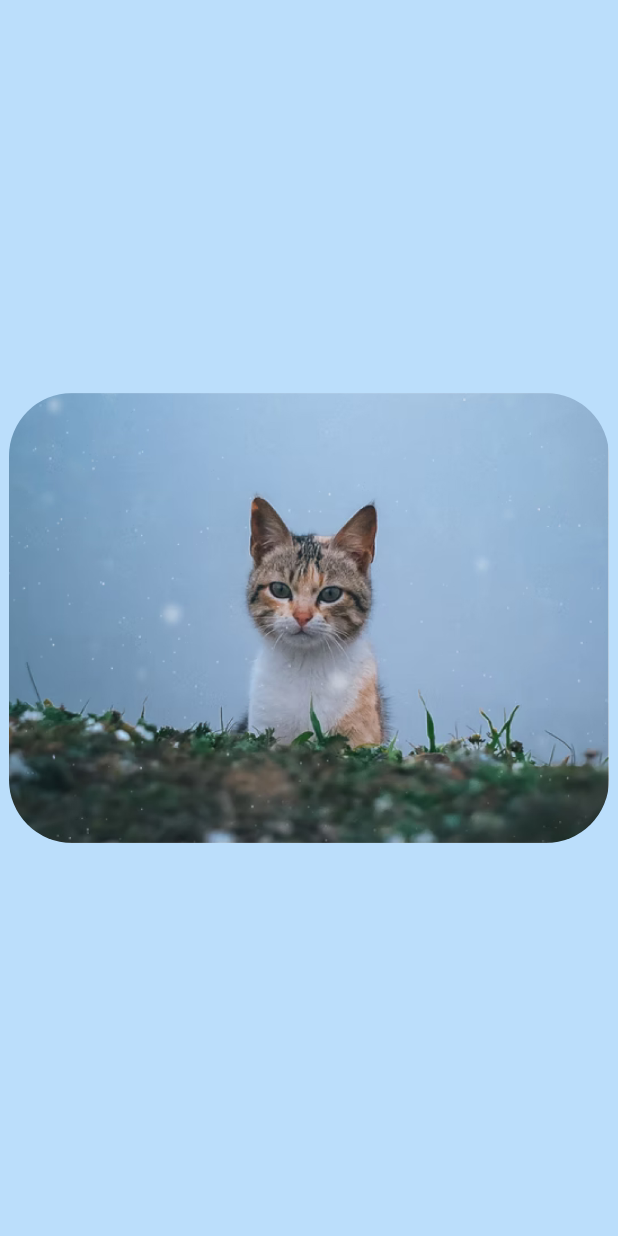
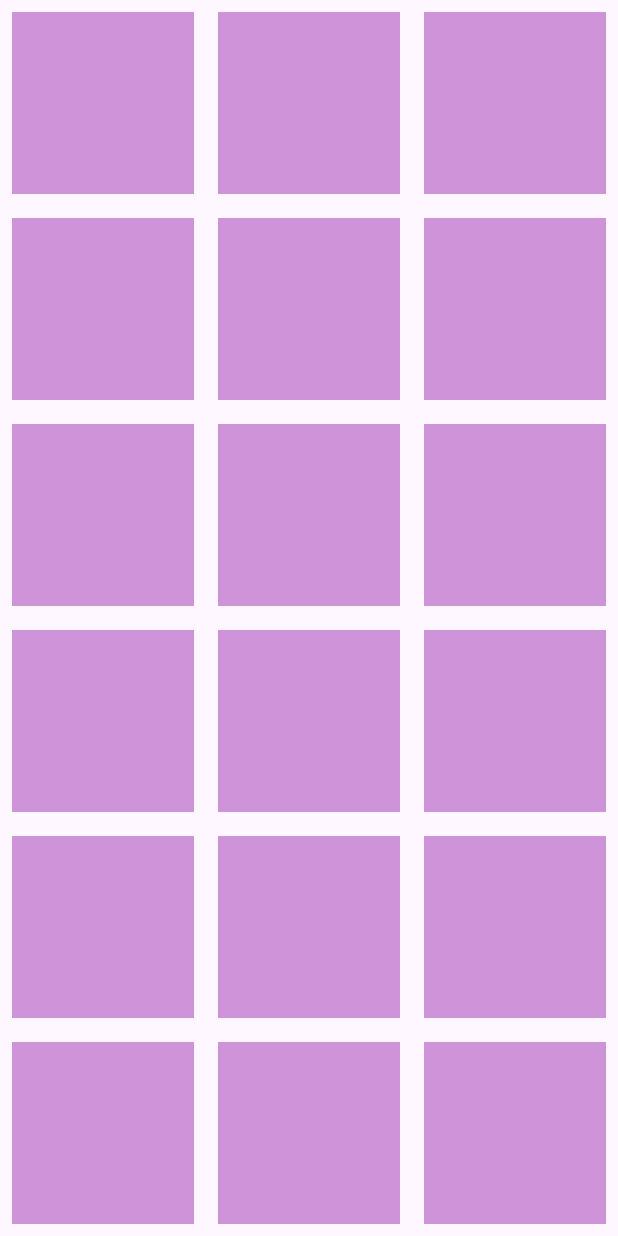
Before and after one commit to IkramulHasanTanvir/LearnFlutter, a Flutter app: the screen it shows after launch, on a phone screen of 412 x 824 dp. Run offline on Flutter 3.47's test engine with Material 3 defaults, Android fonts, the phone set to English and light mode, and no system bars.

Commit message:
GridView.builder

```diff
--- a/lib/main.dart
+++ b/lib/main.dart
@@ -12,20 +12,19 @@ class MyApp extends StatelessWidget {
     return MaterialApp(
       debugShowCheckedModeBanner: false,
       home: Scaffold(
-        backgroundColor: Colors.blue[100],
-        body: Center(
-          child: ClipRRect(
-            borderRadius: BorderRadius.circular(42),
-            child: Container(
-              height: 300,
-              width: 400,
-                child: Image.asset('asset/cat.jpg',
-                  fit: BoxFit.cover,
+        body: GridView.builder(
+          physics: NeverScrollableScrollPhysics(),
+          itemCount: 24,
+            gridDelegate: SliverGridDelegateWithFixedCrossAxisCount(
+                crossAxisCount: 3),
+            itemBuilder: (context, index){
+              return Padding(
+                padding: const EdgeInsets.all(8.0),
+                child: Container(
+                  color: Colors.purple[200],
                 ),
-
-              ),
-            ),
-          ),
+              );
+            })
         ),
     );
   }
```
Also changed, not shown: asset/cat.jpg (deleted).
